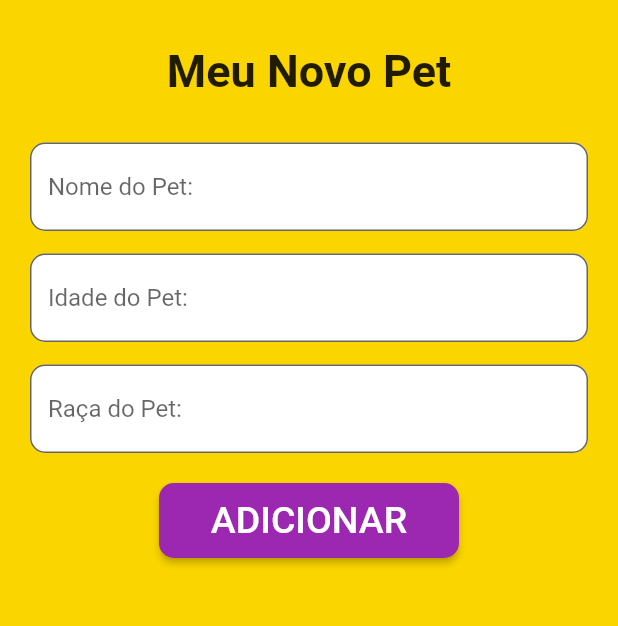
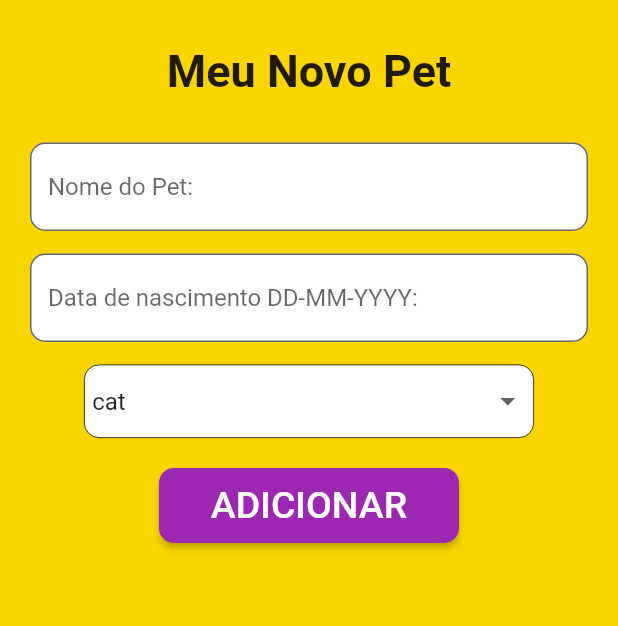
Before and after one commit to FelipeNipper/pet_clinic_new, a Flutter app: the AddPets screen opened by its route, on a phone screen of 412 x 824 dp, the part 84-710 px from its top. Run offline on Flutter 3.47's test engine with Material 2 defaults, Android fonts, the phone set to English and light mode, and no system bars; our stand-ins replace flutter_svg; Roboto replaces fonts that are missing (Poppins).

Commit message:
ajustes do formulario

```diff
--- a/lib/screens/add_pets.dart
+++ b/lib/screens/add_pets.dart
@@ -16,18 +16,24 @@ class AddPets extends StatefulWidget {
 class _AddPetsState extends State<AddPets> {
   final PetsRepository petsRepository = PetsRepository();
   final TextEditingController _nome = TextEditingController();
-  final TextEditingController _idade = TextEditingController();
-  final TextEditingController _raca = TextEditingController();
+  final TextEditingController _dataNascimento = TextEditingController();
   final GlobalKey<FormState> _formKey = GlobalKey<FormState>();
 
+  List<String> petTypes = ['cat', 'dog', 'lizard', 'snake', 'bird', 'hamster'];
+
   void addPet(BuildContext context) {
-    petsRepository.add(CreatePet(
-        nome: _nome.text, idade: int.parse(_idade.text), raca: _raca.text));
+    if (_formKey.currentState!.validate()) {
+      petsRepository.add(CreatePet(
+          nome: _nome.text,
+          dataNascimento: _dataNascimento.text,
+          tipo: _itemSelecionado));
 
-    print('ADICIONOU O PET');
-    Navigator.of(context).pushNamed(MyPets.routeName);
+      print('ADICIONOU O PET');
+      Navigator.of(context).pushNamed(MyPets.routeName);
+    }
   }
 
+  // late PetType petType;
   @override
   Widget build(BuildContext context) {
     return SafeArea(
@@ -54,11 +60,14 @@ class _AddPetsState extends State<AddPets> {
                         const SizedBox(
                           height: 15,
                         ),
-                        PetInput(controller: _idade, label: "Idade do Pet: "),
+                        PetInput(
+                          controller: _dataNascimento,
+                          label: "Data de nascimento DD-MM-YYYY: ",
+                        ),
                         const SizedBox(
                           height: 15,
                         ),
-                        PetInput(controller: _raca, label: "Raça do Pet: "),
+                        dropDown(),
                         const SizedBox(
                           height: 20,
                         ),
@@ -86,4 +95,46 @@ class _AddPetsState extends State<AddPets> {
       ),
     );
   }
+
+  String _itemSelecionado = 'cat';
+
+  void _dropDownItemSelected(String novoItem) {
+    setState(() {
+      _itemSelecionado = novoItem;
+    });
+  }
+
+  Widget dropDown() {
+    return Container(
+      width: 300,
+      decoration: BoxDecoration(
+        border: Border.all(
+          width: 0.5,
+          color: Colors.black,
+        ),
+        borderRadius: BorderRadius.circular(10),
+        color: Colors.white,
+      ),
+      padding: const EdgeInsets.symmetric(horizontal: 5),
+      child: DropdownButtonHideUnderline(
+        child: DropdownButton<String>(
+            dropdownColor: Colors.white,
+            items: petTypes.map(
+              (e) {
+                return DropdownMenuItem<String>(
+                  value: e.toString(),
+                  child: Text(e.toString()),
+                );
+              },
+            ).toList(),
+            onChanged: (String? novoItemSelecionado) {
+              _dropDownItemSelected(novoItemSelecionado!);
+              setState(() {
+                _itemSelecionado = novoItemSelecionado;
+              });
+            },
+            value: _itemSelecionado),
+      ),
+    );
+  }
 }
```
Also changed, not shown: lib/screens/edit_pets.dart (+63 -15 lines).
